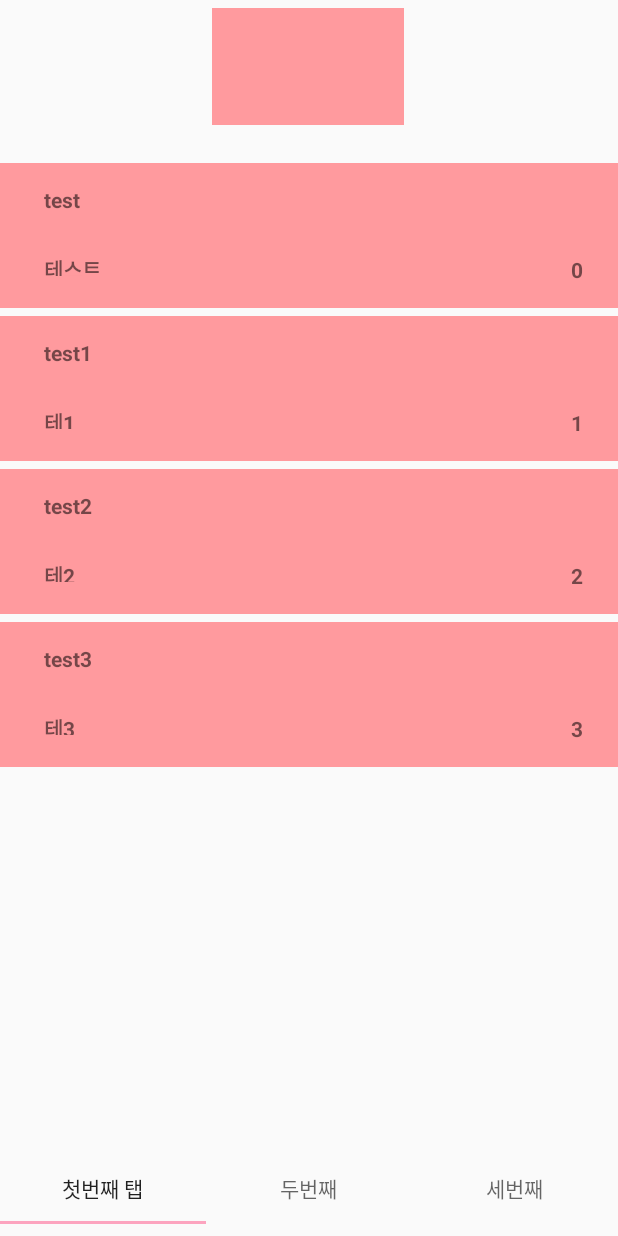
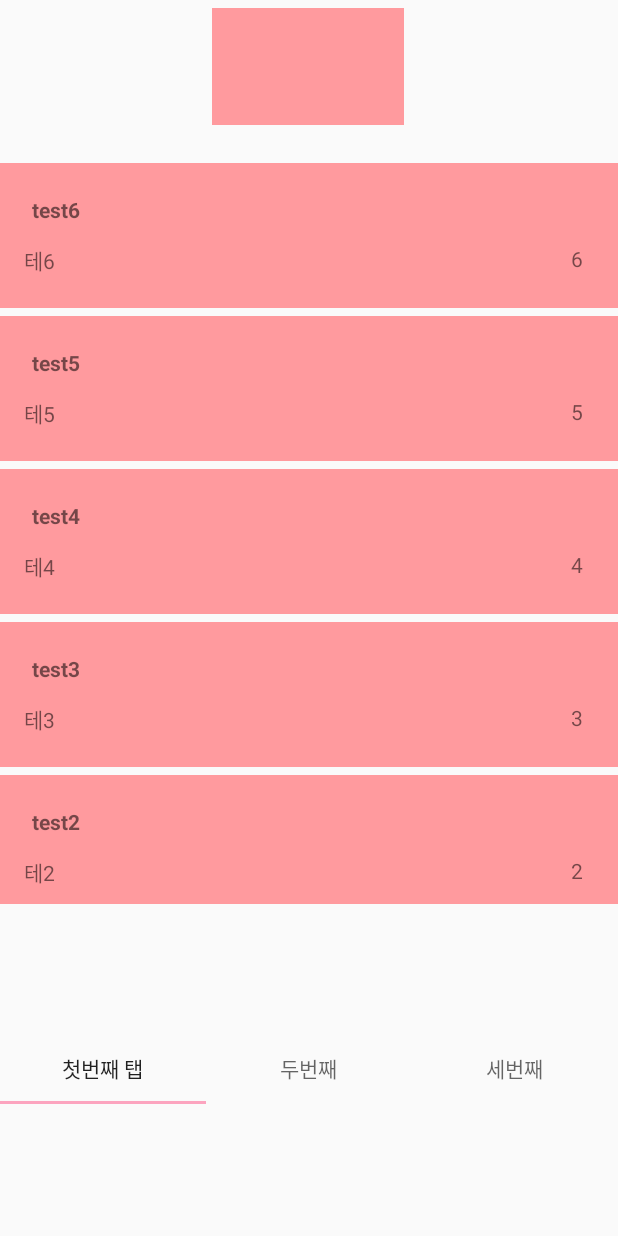
Before and after one commit to HaeKang/DiaryProject, an Android app: the PageOneFragment screen opened directly, with no data from a screen before it, on a phone screen of 412 x 824 dp. Run offline under Robolectric (Android 15) with nearby library versions, the phone set to English and light mode, and no system bars; libraries missing offline, so code that uses them is left out: com.muddzdev.styleabletoast; 2 statements that could not run were skipped.

```diff
--- a/app/build.gradle
+++ b/app/build.gradle
@@ -33,4 +33,8 @@ dependencies {
     implementation 'androidx.viewpager:viewpager:1.0.0'
     implementation 'com.google.android.material:material:1.0.0'
     implementation 'androidx.recyclerview:recyclerview:1.0.0'
+    implementation "gun0912.ted:tedpermission:2.1.0"
+    implementation 'com.squareup.retrofit2:retrofit:2.3.0'
+    implementation 'com.squareup.retrofit2:converter-gson:2.3.0'
+
 }
--- a/app/src/main/AndroidManifest.xml
+++ b/app/src/main/AndroidManifest.xml
@@ -3,6 +3,8 @@
     package="com.example.diaryproject">
 
     <uses-permission android:name="android.permission.INTERNET" />
+    <uses-permission android:name="android.permission.READ_EXTERNAL_STORAGE"/>
+    <uses-permission android:name="android.permission.WRITE_EXTERNAL_STORAGE" />
 
     <application
         android:allowBackup="true"
@@ -10,7 +12,9 @@
         android:label="@string/app_name"
         android:roundIcon="@mipmap/ic_launcher_round"
         android:supportsRtl="true"
-        android:theme="@style/AppTheme">
+        android:theme="@style/AppTheme"
+        android:usesCleartextTraffic="true"
+        >
         <activity android:name=".Diary.WriteActivity"></activity>
         <activity android:name=".sign.SignUpActivity" />
         <activity android:name=".MainActivity" />
--- a/app/src/main/java/com/example/diaryproject/Fragment/PageOneFragment.java
+++ b/app/src/main/java/com/example/diaryproject/Fragment/PageOneFragment.java
@@ -4,6 +4,7 @@ package com.example.diaryproject.Fragment;
 import android.os.Bundle;
 
 import androidx.fragment.app.Fragment;
+import androidx.recyclerview.widget.GridLayoutManager;
 import androidx.recyclerview.widget.LinearLayoutManager;
 import androidx.recyclerview.widget.RecyclerView;
 
@@ -44,8 +45,13 @@ public class PageOneFragment extends Fragment {
         View v = inflater.inflate(R.layout.fragment_page_one, container, false);
 
         RecyclerView mRecyclerView = v.findViewById(R.id.recyclerView);
+        //mRecyclerView.setLayoutManager(new GridLayoutManager(getActivity(),2));
+
         LinearLayoutManager linearLayoutManager = new LinearLayoutManager(getActivity());
+        linearLayoutManager.setReverseLayout(true);
+        linearLayoutManager.setStackFromEnd(true);
         mRecyclerView.setLayoutManager(linearLayoutManager);
+
 
         mAdapter = new RecyclerAdapter();
         mRecyclerView.setAdapter(mAdapter);
@@ -57,9 +63,9 @@ public class PageOneFragment extends Fragment {
 
     private void getData(){
 
-        List<String> listTitle = Arrays.asList("test","test1","test2","test3");
-        List<String> listNick = Arrays.asList("테스트","테1","테2","테3");
-        List<String> listDate = Arrays.asList("0","1","2","3");
+        List<String> listTitle = Arrays.asList("test","test1","test2","test3","test4","test5","test6");
+        List<String> listNick = Arrays.asList("테스트","테1","테2","테3","테4","테5","테6");
+        List<String> listDate = Arrays.asList("0","1","2","3","4","5","6");
 
         for(int i=0; i< listTitle.size(); i++){
             Data data = new Data();
--- a/app/src/main/java/com/example/diaryproject/Fragment/PageTwoFragment.java
+++ b/app/src/main/java/com/example/diaryproject/Fragment/PageTwoFragment.java
@@ -29,6 +29,8 @@ public class PageTwoFragment extends Fragment {
 
     }
 
+
+    // id, nickname 불러오기
     public static PageTwoFragment newInstance(String p1, String p2){
         PageTwoFragment fragment = new PageTwoFragment();
         Bundle args = new Bundle();
--- a/app/src/main/java/com/example/diaryproject/Fragment/RecyclerAdapter.java
+++ b/app/src/main/java/com/example/diaryproject/Fragment/RecyclerAdapter.java
@@ -63,4 +63,5 @@ public class RecyclerAdapter extends RecyclerView.Adapter<RecyclerAdapter.ItemVi
         }
 
     }
+
 }
--- a/app/src/main/res/layout/activity_main.xml
+++ b/app/src/main/res/layout/activity_main.xml
@@ -24,7 +24,7 @@
     <androidx.viewpager.widget.ViewPager
         android:id="@+id/view_pager"
         android:layout_width="0dp"
-        android:layout_height="545dp"
+        android:layout_height="494dp"
         android:layout_below="@id/tabs"
         android:layout_marginTop="25dp"
         app:layout_constraintTop_toBottomOf="@+id/imageView3"
@@ -34,8 +34,10 @@
         android:id="@+id/tabs"
         android:layout_width="match_parent"
         android:layout_height="wrap_content"
+        android:layout_marginTop="5dp"
         android:layout_marginBottom="8dp"
         app:layout_constraintBottom_toBottomOf="parent"
+        app:layout_constraintTop_toBottomOf="@+id/view_pager"
         tools:layout_editor_absoluteX="0dp">
 
     </com.google.android.material.tabs.TabLayout>
--- a/app/src/main/res/layout/pageone_item_list.xml
+++ b/app/src/main/res/layout/pageone_item_list.xml
@@ -4,57 +4,53 @@
     xmlns:tools="http://schemas.android.com/tools"
     android:layout_width="match_parent"
     android:layout_height="wrap_content"
+    android:layout_marginBottom="5dp"
     android:background="@color/colorPrimary"
-    android:padding="8dp"
-    android:layout_marginBottom="5dp"
-    >
+    android:padding="8dp">
 
     <TextView
         android:id="@+id/title_listitem"
-        android:layout_width="0dp"
+        android:layout_width="wrap_content"
         android:layout_height="wrap_content"
-        android:layout_marginLeft="16dp"
+        android:layout_marginStart="8dp"
+        android:layout_marginLeft="8dp"
+        android:layout_marginTop="8dp"
         android:padding="5dp"
         android:text="제목"
         android:textAlignment="center"
         android:textStyle="bold"
-        app:layout_constraintBottom_toBottomOf="parent"
-        app:layout_constraintHorizontal_chainStyle="spread"
         app:layout_constraintHorizontal_weight="1"
-        app:layout_constraintLeft_toLeftOf="parent"
-        app:layout_constraintTop_toTopOf="parent"
-        app:layout_constraintVertical_bias="0.022" />
-
-    <TextView
-        android:id="@+id/nickname_listitem"
-        android:layout_width="149dp"
-        android:layout_height="26dp"
-        android:layout_marginStart="16dp"
-        android:layout_marginLeft="16dp"
-        android:layout_marginTop="15dp"
-        android:layout_marginBottom="8dp"
-        android:padding="5dp"
-        android:text="작성자"
-        android:textStyle="bold"
-        app:layout_constraintBottom_toBottomOf="parent"
         app:layout_constraintStart_toStartOf="parent"
-        app:layout_constraintTop_toBottomOf="@+id/title_listitem"
-        app:layout_constraintVertical_bias="0.0" />
+        app:layout_constraintTop_toTopOf="parent" />
 
 
     <TextView
         android:id="@+id/date_listitem"
-        android:layout_width="0dp"
+        android:layout_width="wrap_content"
         android:layout_height="wrap_content"
         android:layout_margin="10dp"
-        android:layout_marginEnd="8dp"
-        android:layout_marginRight="8dp"
+        android:layout_marginEnd="5dp"
+        android:layout_marginRight="5dp"
+        android:layout_marginBottom="13dp"
         android:padding="5dp"
         android:text="날짜"
         android:textAlignment="center"
-        android:textStyle="bold"
-        app:layout_constraintBaseline_toBaselineOf="@+id/nickname_listitem"
+        app:layout_constraintBottom_toBottomOf="parent"
         app:layout_constraintEnd_toEndOf="parent"
         app:layout_constraintHorizontal_weight="2" />
 
+    <TextView
+        android:id="@+id/nickname_listitem"
+        android:layout_width="wrap_content"
+        android:layout_height="wrap_content"
+        android:layout_marginStart="8dp"
+        android:layout_marginLeft="8dp"
+        android:layout_marginTop="8dp"
+        android:layout_marginBottom="13dp"
+        android:text="TextView"
+        app:layout_constraintBottom_toBottomOf="parent"
+        app:layout_constraintStart_toStartOf="parent"
+        app:layout_constraintTop_toBottomOf="@+id/title_listitem"
+        app:layout_constraintVertical_bias="0.782" />
+
 </androidx.constraintlayout.widget.ConstraintLayout>
--- a/app/src/main/res/values/strings.xml
+++ b/app/src/main/res/values/strings.xml
@@ -5,4 +5,8 @@
 
     <!-- TODO: Remove or change this placeholder text -->
     <string name="hello_blank_fragment">Hello blank fragment</string>
+
+    <string name="permission_1">[설정] > [권한] 에서 권한을 허용할 수 있습니다.</string>
+    <string name="permission_2">사진 및 파일을 저장하기 위하여 접근 권한이 필요합니다.</string>
+
 </resources>
```
Also changed, not shown: app/src/main/java/com/example/diaryproject/Diary/WriteActivity.java (+84 -10 lines), app/src/main/java/com/example/diaryproject/sign/SignInActivity.java (+1 -7 lines), app/src/main/res/layout/activity_write.xml (+32 -4 lines).
